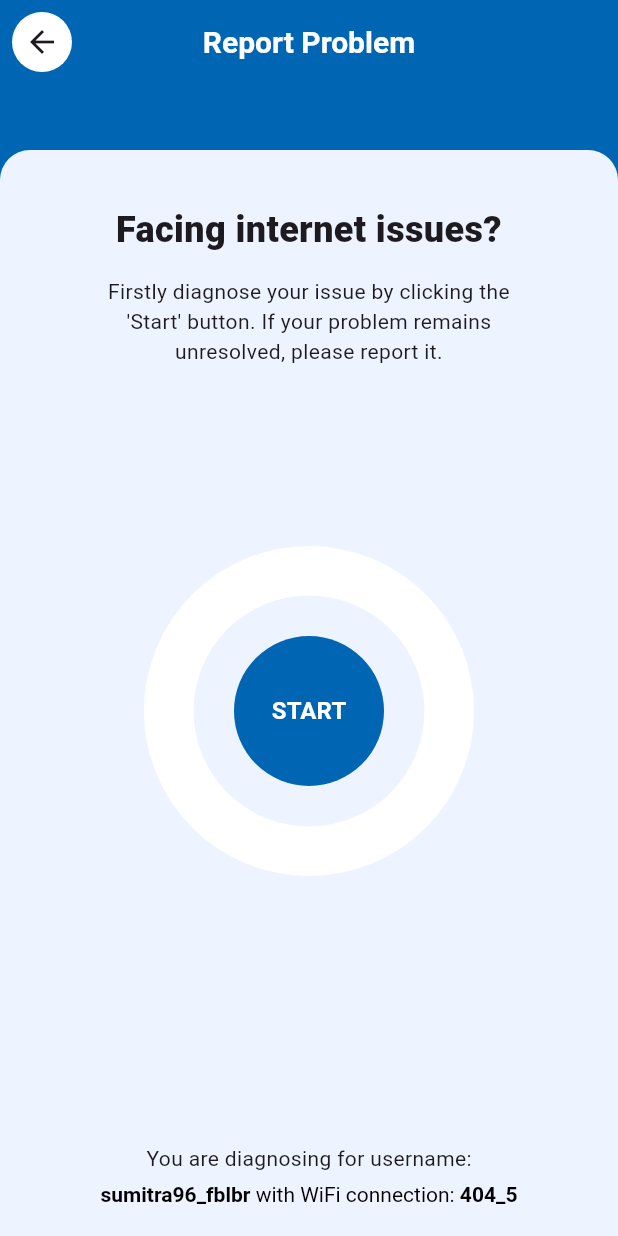
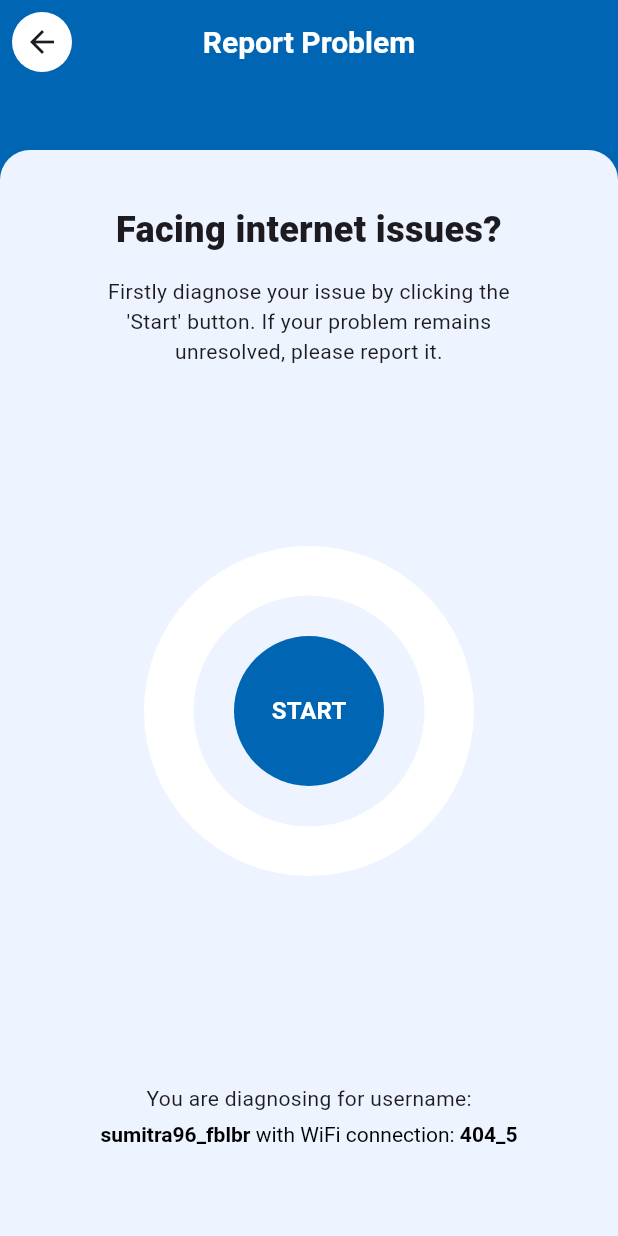
Before and after one commit to Nishan-Pradhan06/worldLink_app_ui_clone, a Flutter app: the ReportProblem screen opened directly, on a phone screen of 412 x 824 dp. Run offline on Flutter 3.47's test engine with Material 3 defaults, Android fonts, the phone set to English and light mode, and no system bars; network calls fail.

Commit message:
add-space

```diff
--- a/lib/view/screens/home/quickMenu/report_problem.dart
+++ b/lib/view/screens/home/quickMenu/report_problem.dart
@@ -54,7 +54,10 @@ class ReportProblem extends StatelessWidget {
                   const CustomStartButton(),
                   const Spacer(),
                   Padding(
-                    padding: const EdgeInsets.symmetric(horizontal: 16.0),
+                    padding: const EdgeInsets.symmetric(
+                      horizontal: 16.0,
+                      vertical: 40,
+                    ),
                     child: Column(
                       children: [
                         const Text('You are diagnosing for username:'),
```
